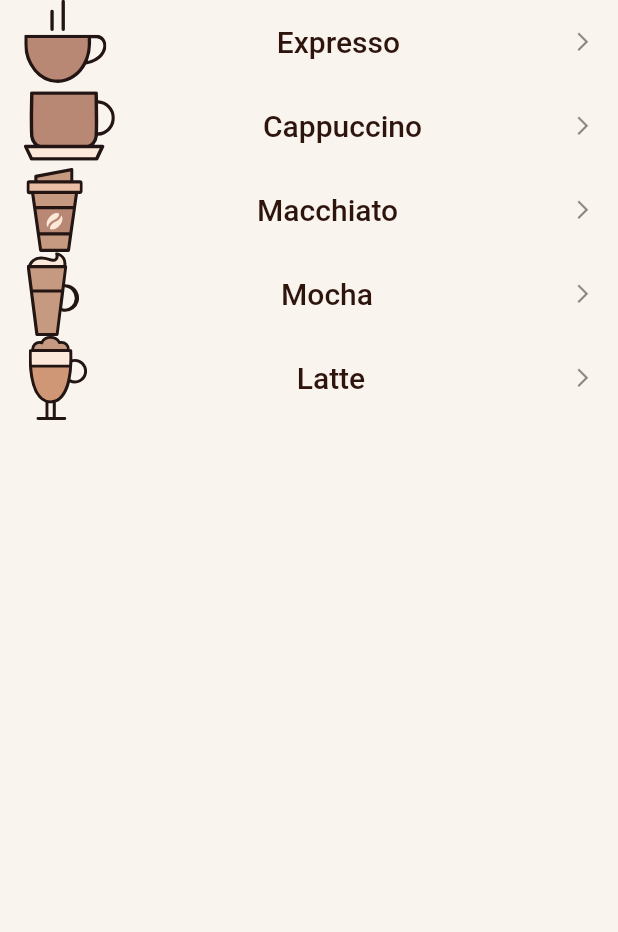
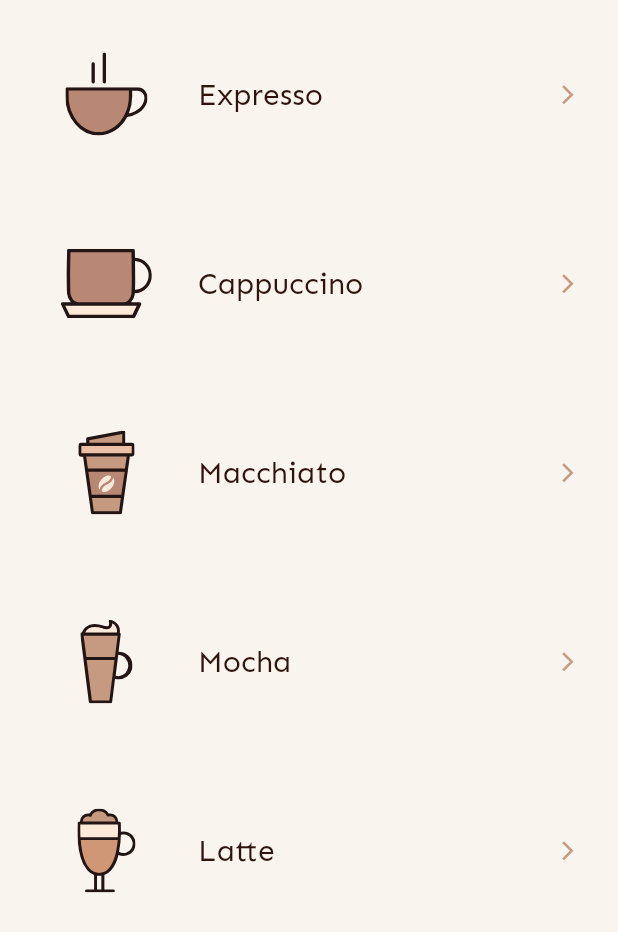
Before and after one commit to devleandrodias/flutter-ui-coffee-store, a Flutter app: the screen it shows after launch, on a phone screen of 412 x 824 dp. Shown: the top 932 px of the screen. Run offline on Flutter 3.47's test engine with Material 2 defaults, Android fonts, the phone set to English and light mode, and no system bars; our stand-ins replace flutter_svg.

Commit message:
corrigindo lista de opcoes de café

```diff
--- a/lib/main.dart
+++ b/lib/main.dart
@@ -19,6 +19,7 @@ class CoffeeShopApp extends StatelessWidget {
         textTheme: ThemeData.light().textTheme.copyWith(
               headline6: TextStyle(
                 color: Color.fromRGBO(45, 20, 13, 1),
+                fontFamily: 'Sen',
               ),
             ),
       ),
--- a/lib/widgets/coffee_options_list.dart
+++ b/lib/widgets/coffee_options_list.dart
@@ -13,16 +13,27 @@ class CoffeeOptionsList extends StatelessWidget {
       itemCount: coffees.length,
       itemBuilder: (ctx, index) {
         final coffee = coffees[index];
-        return ListTile(
-          leading: SvgPicture.asset(coffee.iconUrl),
+        return Padding(
+          padding: const EdgeInsets.symmetric(
+            horizontal: 10,
+            vertical: 35,
+          ),
+          child: ListTile(
+            leading: Container(
+              width: 90,
+              child: SvgPicture.asset(
+                coffee.iconUrl,
+              ),
+            ),
             title: Text(
               coffee.title,
               style: Theme.of(context).textTheme.headline6,
-            textAlign: TextAlign.center,
             ),
             trailing: Icon(
               Icons.arrow_forward_ios,
               size: 15,
+              color: Color.fromRGBO(198, 154, 128, 1),
+            ),
           ),
         );
       },
```
Lines whose indentation alone changed are shown as unchanged.
